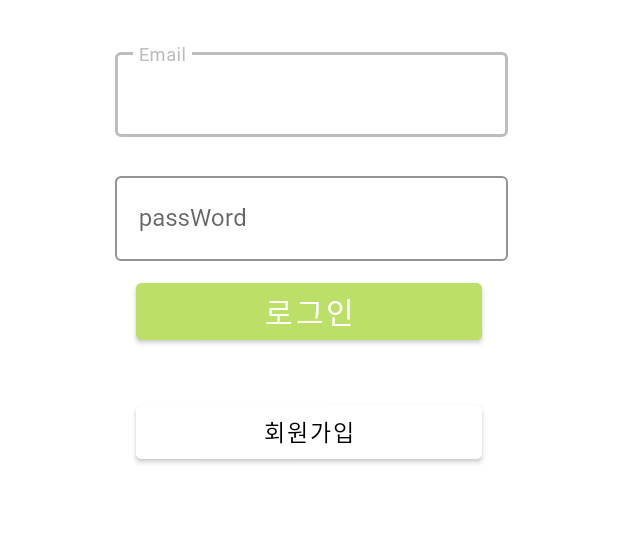
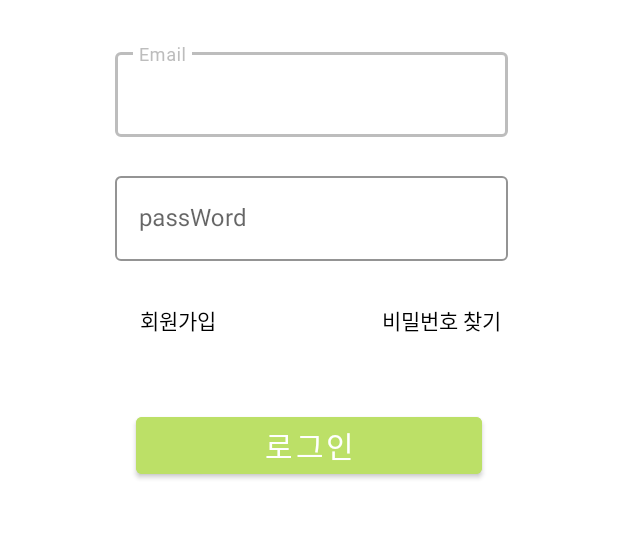
Before and after one commit to wjdgml3092/Clova, an Android app: the screen it shows after launch (LoginActivity), on a phone screen of 412 x 824 dp, the part 566-1105 px from its top. Run offline under Robolectric (Android 15) with nearby library versions, the phone set to English and light mode, and no system bars; our stand-ins replace Firebase (no records; nobody signed in at launch, a user with empty details on screens opened directly).

Commit message:
feat:findPassword+db and update login UI

```diff
--- a/app/src/main/java/com/example/clova/SignUpActivity.java
+++ b/app/src/main/java/com/example/clova/SignUpActivity.java
@@ -88,7 +88,7 @@ public class SignUpActivity extends AppCompatActivity {
                 if (passWordVali.matches(passwordValidation) && passWordVali.length() > 0) {
                     password_vali_check.setError(null);
                 } else {
-                    password_vali_check.setError("최소 8자이상 숫자,문자,특수문자를 입력해주세요");
+                    password_vali_check.setError("최소 7자이상 숫자,문자,특수문자를 입력해주세요");
                 }
             }
         });
@@ -205,8 +205,8 @@ public class SignUpActivity extends AppCompatActivity {
                 if (checkBox.isChecked() && checkBox2.isChecked() && checkBox3.isChecked()) {
                     createUser(emailVali, passWordVali);
                 } else {
-                    // 이메일과 비밀번호가 공백인 경우
-                    Toast.makeText(SignUpActivity.this, "계정과 비밀번호를 입력하세요.", Toast.LENGTH_SHORT).show();
+                    // 체크박스 동의를 하나라도 안한경우
+                    Toast.makeText(SignUpActivity.this, "약관을 동의해주세요.", Toast.LENGTH_SHORT).show();
                 }
             }
         });
--- a/app/src/main/res/layout/activity_login.xml
+++ b/app/src/main/res/layout/activity_login.xml
@@ -4,7 +4,7 @@
     xmlns:tools="http://schemas.android.com/tools"
     android:layout_width="match_parent"
     android:layout_height="match_parent"
-    tools:context=".MainActivity">
+    tools:context=".LoginActivity">
 
 
     <ImageView
@@ -93,9 +93,44 @@
             app:layout_constraintStart_toStartOf="parent"
             app:layout_constraintTop_toTopOf="parent"
             app:layout_constraintVertical_bias="0.65"
+            android:fontFamily="sans-serif"
             tools:ignore="MissingConstraints" />
     </com.google.android.material.textfield.TextInputLayout>
 
+    <LinearLayout
+        android:layout_width="wrap_content"
+        android:layout_height="wrap_content"
+        android:orientation="horizontal"
+        tools:ignore="MissingConstraints"
+        app:layout_constraintBottom_toBottomOf="parent"
+        app:layout_constraintEnd_toEndOf="parent"
+        app:layout_constraintHorizontal_bias="0.7"
+        app:layout_constraintStart_toStartOf="parent"
+        app:layout_constraintTop_toTopOf="parent"
+        app:layout_constraintVertical_bias="0.73">
+
+        <Button
+            android:id="@+id/btn_signup"
+            android:layout_width="wrap_content"
+            android:layout_height="wrap_content"
+            tools:ignore="MissingConstraints"
+            android:backgroundTint="@color/white"
+            android:layout_marginRight="76dp"
+            style="@style/Widget.AppCompat.Button.Borderless"
+            android:textColor="@color/black"
+            android:text="회원가입"/>
+
+        <Button
+            android:id="@+id/search_password"
+            android:layout_width="wrap_content"
+            android:layout_height="wrap_content"
+            tools:ignore="MissingConstraints"
+            android:backgroundTint="@color/white"
+            style="@style/Widget.AppCompat.Button.Borderless"
+            android:textColor="@color/black"
+            android:layout_marginRight="30dp"
+            android:text="비밀번호 찾기"/>
+    </LinearLayout>
     <Button
         android:id="@+id/btn_login"
         android:layout_width="0dp"
@@ -109,22 +144,6 @@
         app:layout_constraintEnd_toEndOf="@+id/imageView"
         app:layout_constraintStart_toStartOf="@+id/imageView"
         app:layout_constraintTop_toBottomOf="@+id/imageView"
-        app:layout_constraintVertical_bias="0.57"/>
-
-    <Button
-        android:id="@+id/btn_signup"
-        android:layout_width="0dp"
-        android:layout_height="wrap_content"
-        android:layout_marginEnd="5dp"
-        android:layout_marginStart="5dp"
-        android:text="회원가입"
-        android:textSize="15dp"
-        android:backgroundTint="@color/white"
-        android:textColor="@color/black"
-        app:layout_constraintBottom_toBottomOf="parent"
-        app:layout_constraintEnd_toEndOf="@+id/imageView"
-        app:layout_constraintStart_toStartOf="@+id/imageView"
-        app:layout_constraintTop_toBottomOf="@+id/imageView"
-        app:layout_constraintVertical_bias="0.73"/>
+        app:layout_constraintVertical_bias="0.75"/>
 
 </androidx.constraintlayout.widget.ConstraintLayout>
--- a/app/src/main/res/layout/activity_sign_up.xml
+++ b/app/src/main/res/layout/activity_sign_up.xml
@@ -70,7 +70,7 @@
                 android:layout_width="270dp"
                 android:layout_height="wrap_content"
                 android:ems="10"
-                android:fontFamily="@font/bell"
+                android:fontFamily="sans-serif"
                 android:hint="비밀번호를 입력해주세요"
                 android:inputType="textPassword" />
 
@@ -93,9 +93,9 @@
                 android:layout_width="268dp"
                 android:layout_height="wrap_content"
                 android:ems="10"
+                android:fontFamily="sans-serif"
                 android:hint="비밀번호를 재 입력해주세요"
                 android:inputType="textPassword"
-                android:fontFamily="@font/bell"
                 tools:ignore="MissingConstraints" />
         </com.google.android.material.textfield.TextInputLayout>
 
```
Also changed, not shown: app/src/main/java/com/example/clova/LoginActivity.java (+40 -8 lines). Lines whose indentation alone changed are shown as unchanged.
